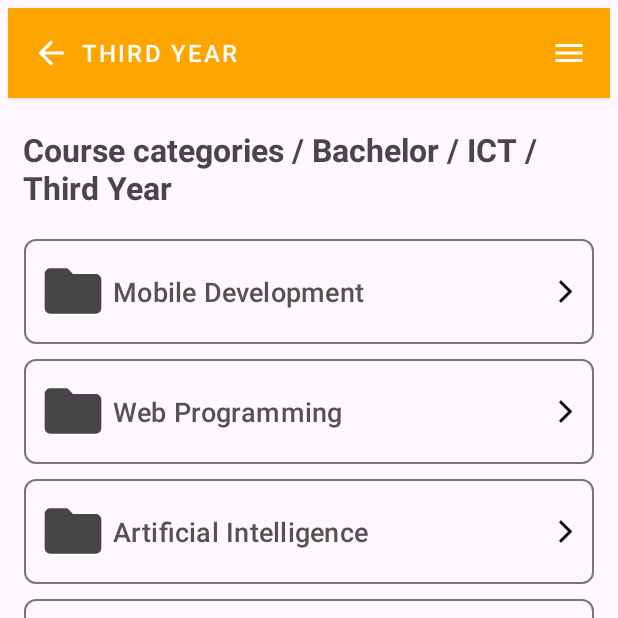
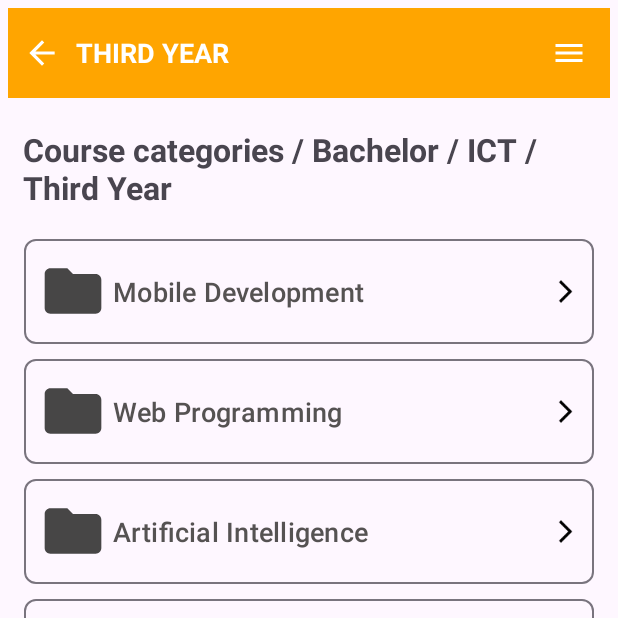
Before and after one commit to nguyenhungict/moodle-app, an Android app: the fragment ThirdYearFragment shown on its own in the app's theme, on a phone screen of 412 x 824 dp, the top half of it. Run offline under Robolectric (Android 15) with nearby library versions, the phone set to English and light mode, and no system bars.

Commit message:
menu fix

```diff
--- a/app/src/main/java/vn/edu/usth/moodleapp/Courses/ThirdYearFragment.java
+++ b/app/src/main/java/vn/edu/usth/moodleapp/Courses/ThirdYearFragment.java
@@ -27,7 +27,7 @@ public class ThirdYearFragment extends Fragment {
         View view = inflater.inflate(R.layout.fragment_courses_categories_bachelor_ict_thirdyear, container, false);
 
         // Nút Back
-        Button backBtn = view.findViewById(R.id.back_third_year);
+        Button backBtn = view.findViewById(R.id.btn_back);
         backBtn.setOnClickListener(v -> {
             requireActivity()
                     .getSupportFragmentManager()
--- a/app/src/main/res/layout/fragment_courses_categories.xml
+++ b/app/src/main/res/layout/fragment_courses_categories.xml
@@ -30,12 +30,12 @@
 
         <!-- Nút Menu (nằm bên phải) -->
         <Button
-            android:id="@+id/btn_menu"
+            android:id="@+id/btn_menu1"
             style="@android:style/Widget.DeviceDefault.Button.Borderless"
             android:layout_width="wrap_content"
             android:layout_height="match_parent"
             android:layout_alignParentRight="true"
-            android:drawableLeft="@drawable/menu"
+            android:drawableEnd="@drawable/menu"
             android:text=""
             android:paddingEnd="15dp"
             android:gravity="center"/>
--- a/app/src/main/res/layout/fragment_courses_categories_bachelor_ict_thirdyear.xml
+++ b/app/src/main/res/layout/fragment_courses_categories_bachelor_ict_thirdyear.xml
@@ -11,26 +11,54 @@
         android:layout_height="wrap_content">
 
         <!-- Header -->
-        <Button
-            style="@style/OrangeButton"
-            android:id="@+id/back_third_year"
+        <RelativeLayout
+            android:id="@+id/header_layout"
             android:layout_width="match_parent"
             android:layout_height="60dp"
-            android:background="@color/orange"
-            android:drawableLeft="@drawable/back"
-            android:drawableRight="@drawable/menu"
-            android:paddingEnd="15dp"
-            android:text="Third Year"
-            android:textAlignment="textStart"
-            android:textColor="@color/white"
-            android:textSize="16sp" />
+            android:background="@color/orange">
+
+            <!-- Nút Back -->
+            <Button
+                android:id="@+id/btn_back"
+                style="@android:style/Widget.DeviceDefault.Button.Borderless"
+                android:layout_width="45dp"
+                android:layout_height="match_parent"
+                android:layout_alignParentStart="true"
+                android:drawableLeft="@drawable/back"
+                android:paddingStart="10dp"
+                android:gravity="center" />
+
+            <!-- Tiêu đề -->
+            <TextView
+                android:id="@+id/title_third_year"
+                android:layout_width="wrap_content"
+                android:layout_height="match_parent"
+                android:text="THIRD YEAR"
+                android:textColor="@color/white"
+                android:textSize="18sp"
+                android:textStyle="bold"
+                android:gravity="center_vertical"
+                android:layout_toRightOf="@id/btn_back"/>
+
+            <!-- Nút Menu -->
+            <Button
+                android:id="@+id/btn_menu"
+                style="@android:style/Widget.DeviceDefault.Button.Borderless"
+                android:layout_width="wrap_content"
+                android:layout_height="match_parent"
+                android:layout_alignParentEnd="true"
+                android:drawableRight="@drawable/menu"
+                android:text=""
+                android:paddingEnd="15dp"
+                android:gravity="center" />
+        </RelativeLayout>
 
         <!-- Breadcrumb -->
         <TextView
             android:id="@+id/textView_third_year"
             android:layout_width="match_parent"
             android:layout_height="wrap_content"
-            android:layout_below="@id/back_third_year"
+            android:layout_below="@id/header_layout"
             android:text="Course categories / Bachelor / ICT / Third Year"
             android:layout_marginStart="10dp"
             android:textSize="21sp"
@@ -55,8 +83,7 @@
             android:paddingStart="10dp"
             android:paddingEnd="10dp"
             android:clickable="true"
-            android:focusable="true"
-            />
+            android:focusable="true" />
 
         <Button
             android:id="@+id/course_web"
```
Also changed, not shown: app/src/main/res/layout/fragment_courses_categories_bachelor.xml (+16 -5 lines).
